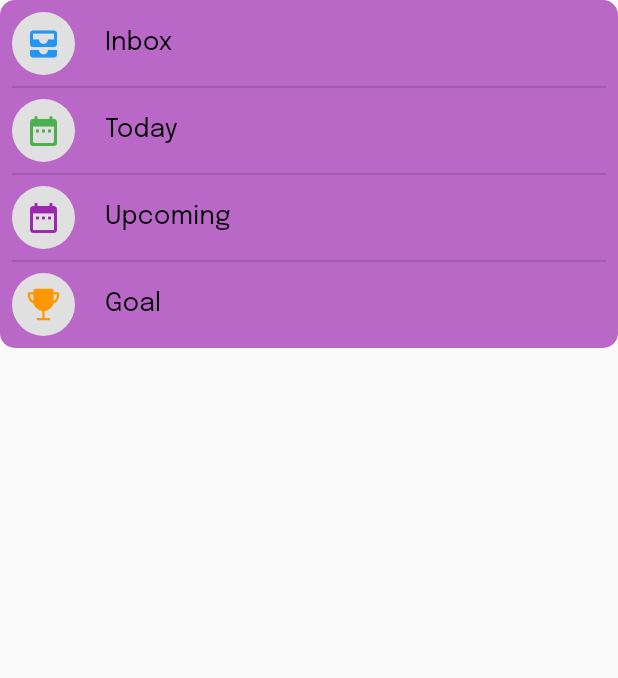
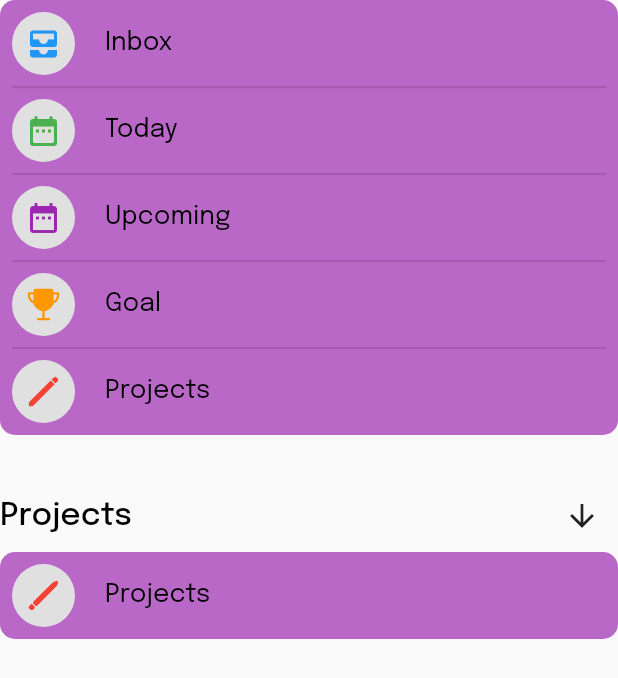
Before and after one commit to Meealley/todo_app, a Flutter app: the HomeList widget shown alone on an empty page, opened directly, on a phone screen of 412 x 824 dp. Shown: the top 678 px of the screen. Run offline on Flutter 3.47's test engine with Material 2 defaults, Android fonts, the phone set to English and light mode, and no system bars; our stand-ins replace animated_splash_screen, email_validator, google_fonts, ionicons, lottie, shared_preferences; missing offline and left inert: animated_emoji; accounts and stored records are empty; network calls fail.

Commit message:
added home project

```diff
--- a/lib/pages/home/data/home_list_model.dart
+++ b/lib/pages/home/data/home_list_model.dart
@@ -8,4 +8,6 @@ final List<HomeListView> tasklist = [
       title: "Today", icon: Icons.date_range_rounded, color: Colors.green),
   HomeListView(title: "Upcoming", icon: Icons.date_range, color: Colors.purple),
   HomeListView(title: "Goal", icon: Ionicons.trophy, color: Colors.orange),
+  HomeListView(
+      title: "Projects", icon: Ionicons.pencil_sharp, color: Colors.red),
 ];
--- a/lib/pages/home/widgets/home_list.dart
+++ b/lib/pages/home/widgets/home_list.dart
@@ -1,6 +1,7 @@
 import 'package:flutter/material.dart';
 import 'package:todo_app/pages/home/data/home_list_model.dart';
 import 'package:todo_app/pages/home/widgets/home_list_details.dart';
+import 'package:todo_app/pages/home/widgets/home_project.dart';
 import 'package:todo_app/theme/app_style.dart';
 
 class HomeList extends StatelessWidget {
@@ -57,7 +58,9 @@ class HomeList extends StatelessWidget {
                       ),
                     );
                   },
-                  child: Row(
+                  child: Column(
+                    children: [
+                      Row(
                         children: [
                           Container(
                             padding: EdgeInsets.all(9),
@@ -76,13 +79,20 @@ class HomeList extends StatelessWidget {
                           ),
                           Text(
                             tasklist[index].title,
-                        style: appstyle(17, Colors.black, FontWeight.normal),
+                            style:
+                                appstyle(17, Colors.black, FontWeight.normal),
+                          ),
+                        ],
                       ),
                     ],
                   ),
                 );
               }),
-        )
+        ),
+        SizedBox(
+          height: 30,
+        ),
+        HomeProject(),
       ],
     );
   }
--- a/lib/pages/home/widgets/home_list_details.dart
+++ b/lib/pages/home/widgets/home_list_details.dart
@@ -34,6 +34,17 @@ class HomeListDetails extends StatelessWidget {
                         padding: EdgeInsets.all(8),
                         child: Column(
                           children: [
+                            SizedBox(
+                              height: 10,
+                            ),
+                            Text(
+                              "Task Name",
+                              style:
+                                  appstyle(18, Colors.black, FontWeight.w500),
+                            ),
+                            SizedBox(
+                              height: 18,
+                            ),
                             TextField(
                               autofocus: true,
                               keyboardType: TextInputType.text,
@@ -41,7 +52,10 @@ class HomeListDetails extends StatelessWidget {
                                   label: Text("Task name"),
                                   labelStyle: appstyle(
                                       18, Colors.black, FontWeight.normal)),
-                            )
+                            ),
+                            SizedBox(
+                              height: 29,
+                            ),
                           ],
                         ),
                       ),
--- /dev/null
+++ b/lib/pages/home/widgets/home_project.dart
@@ -0,0 +1,99 @@
+import 'package:flutter/material.dart';
+import 'package:ionicons/ionicons.dart';
+import 'package:todo_app/theme/app_style.dart';
+
+class HomeProject extends StatefulWidget {
+  const HomeProject({super.key});
+
+  @override
+  State<HomeProject> createState() => _HomeProjectState();
+}
+
+class _HomeProjectState extends State<HomeProject> {
+  bool isVisible = true;
+
+  @override
+  Widget build(BuildContext context) {
+    return Column(
+      children: [
+        Row(
+          mainAxisAlignment: MainAxisAlignment.spaceBetween,
+          children: [
+            Text(
+              "Projects",
+              style: appstyle(21, Colors.black, FontWeight.w500),
+            ),
+            IconButton(
+                onPressed: () {
+                  setState(() {
+                    isVisible = !isVisible;
+                  });
+                },
+                icon: Icon(Icons.arrow_downward))
+          ],
+        ),
+        Column(
+          children: [
+            AnimatedContainer(
+              duration: Duration(milliseconds: 300),
+              curve: Curves.elasticInOut,
+              child: Container(
+                width: MediaQuery.of(context).size.width,
+                decoration: BoxDecoration(
+                  borderRadius: BorderRadius.circular(10),
+                  color: Colors.purple.shade300,
+                ),
+                child: Visibility(
+                    visible: isVisible,
+                    child: ListView.builder(
+                        itemCount: 1,
+                        shrinkWrap: true,
+                        padding: EdgeInsets.all(8),
+                        itemBuilder: (context, index) {
+                          return Column(
+                            children: [
+                              Row(
+                                children: [
+                                  Container(
+                                    padding: EdgeInsets.all(9),
+                                    decoration: BoxDecoration(
+                                        shape: BoxShape.circle,
+                                        color: Colors.grey.shade300),
+                                    child: Center(
+                                      child: RotationTransition(
+                                        turns:
+                                            Tween(begin: 0.0, end: 0.5).animate(
+                                          CurvedAnimation(
+                                            parent: ModalRoute.of(context)!
+                                                .animation!,
+                                            curve: Curves.fastOutSlowIn,
+                                          ),
+                                        ),
+                                        child: Icon(
+                                          Ionicons.pencil,
+                                          color: Colors.red,
+                                        ),
+                                      ),
+                                    ),
+                                  ),
+                                  SizedBox(
+                                    width: 20,
+                                  ),
+                                  Text(
+                                    "Projects",
+                                    style: appstyle(
+                                        17, Colors.black, FontWeight.normal),
+                                  ),
+                                ],
+                              ),
+                            ],
+                          );
+                        })),
+              ),
+            )
+          ],
+        )
+      ],
+    );
+  }
+}
```
Lines whose indentation alone changed are shown as unchanged.
